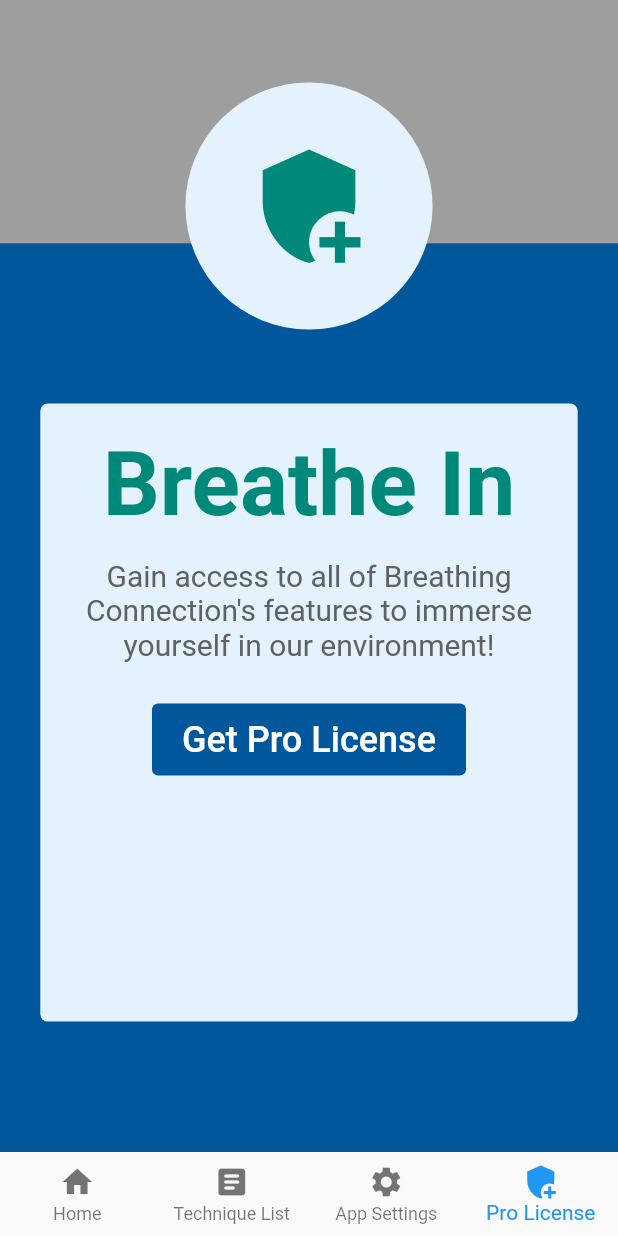
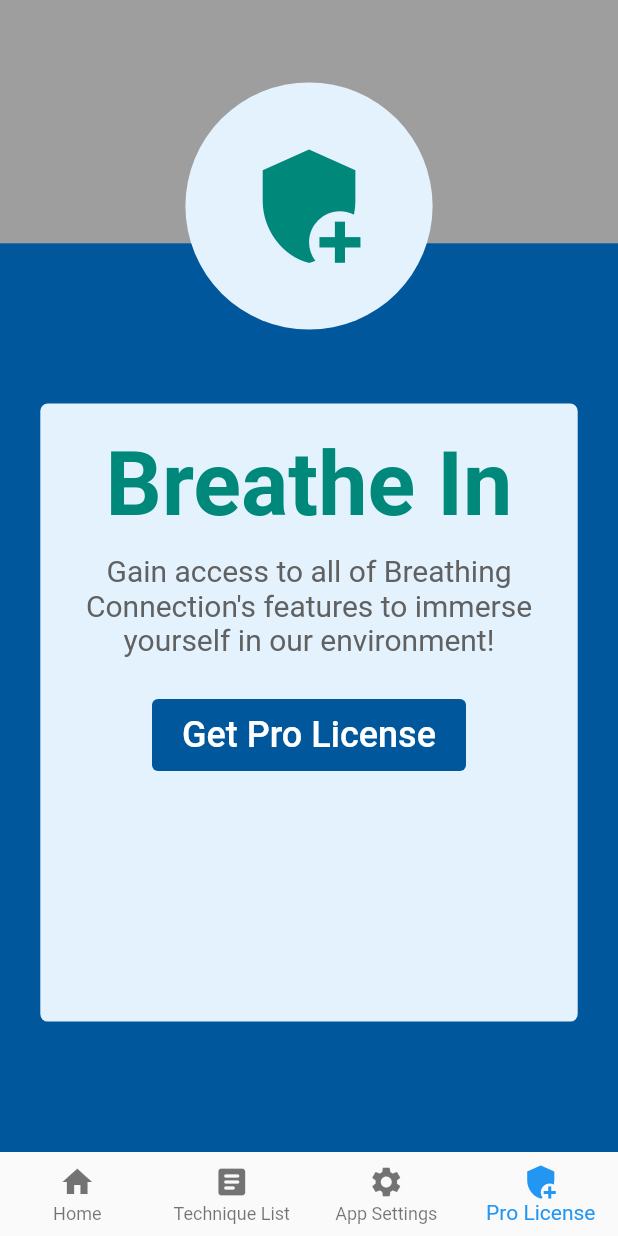
Before and after one commit to milaquintero/Breathing_Connection, a Flutter app: the screen it shows after launch, item 4 of the bottom bar chosen, on a phone screen of 412 x 824 dp. Run offline on Flutter 3.47's test engine with Material 2 defaults, Android fonts, the light colour scheme and no system bars; our stand-ins replace flutter_spinkit.

Commit message:
fixed responsive layout in pro license page

```diff
--- a/lib/pages/pro_license.dart
+++ b/lib/pages/pro_license.dart
@@ -52,12 +52,12 @@ class _ProLicenseState extends State<ProLicense> {
             child: Column(
               children: [
                 Padding(
-                  padding: EdgeInsets.only(top: 4, bottom: 2),
+                  padding: EdgeInsets.only(top: 4),
                   child: Text(
                     'Breathe In',
                     style: TextStyle(
                         fontWeight: FontWeight.bold,
-                        fontSize: screenHeight / 13.8,
+                        fontSize: screenHeight / 14,
                         color: Colors.teal[600]
                     ),
                   ),
```
